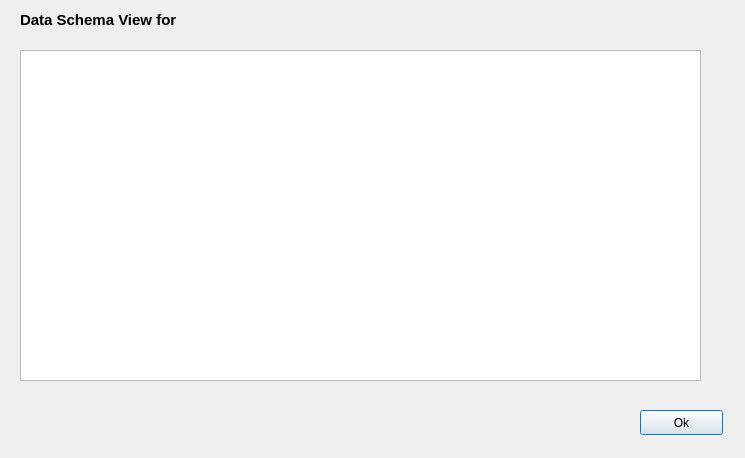
Above: dialogs/ui/dataschemadialog.ui from sparqlunicorn/sparqlunicornGoesGIS before the change. Below: the same form after it.
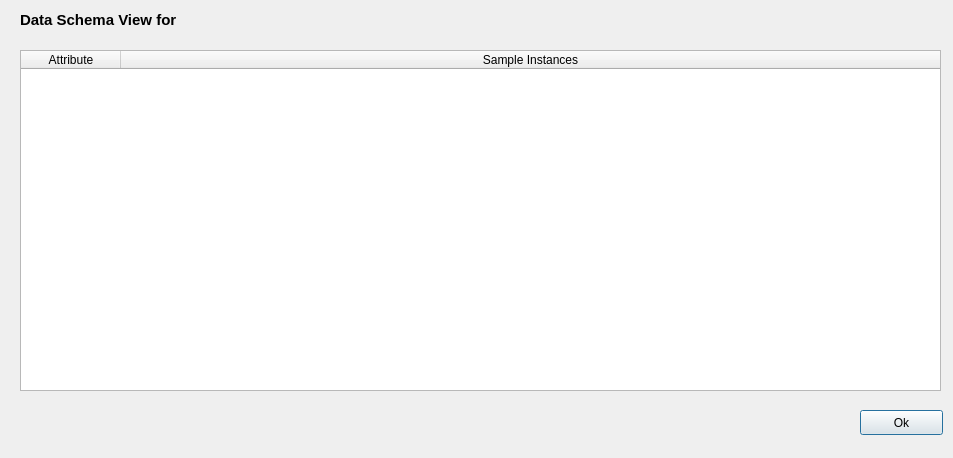
That is the form after the change.

Patch:
```diff
--- a/dialogs/ui/dataschemadialog.ui
+++ b/dialogs/ui/dataschemadialog.ui
@@ -6,7 +6,7 @@
    <rect>
     <x>0</x>
     <y>0</y>
-    <width>745</width>
+    <width>953</width>
     <height>458</height>
    </rect>
   </property>
@@ -16,7 +16,7 @@
   <widget class="QPushButton" name="okButton">
    <property name="geometry">
     <rect>
-     <x>640</x>
+     <x>860</x>
      <y>410</y>
      <width>83</width>
      <height>25</height>
@@ -69,18 +69,46 @@
     <bool>true</bool>
    </property>
   </widget>
-  <widget class="QListWidget" name="dataSchemaTableView">
+  <widget class="QTableWidget" name="dataSchemaTableView">
    <property name="geometry">
     <rect>
      <x>20</x>
      <y>50</y>
-     <width>681</width>
-     <height>331</height>
+     <width>921</width>
+     <height>341</height>
     </rect>
    </property>
    <property name="alternatingRowColors">
     <bool>true</bool>
    </property>
+   <property name="sortingEnabled">
+    <bool>true</bool>
+   </property>
+   <attribute name="horizontalHeaderCascadingSectionResizes">
+    <bool>true</bool>
+   </attribute>
+   <attribute name="horizontalHeaderStretchLastSection">
+    <bool>true</bool>
+   </attribute>
+   <attribute name="verticalHeaderCascadingSectionResizes">
+    <bool>true</bool>
+   </attribute>
+   <attribute name="verticalHeaderShowSortIndicator" stdset="0">
+    <bool>false</bool>
+   </attribute>
+   <attribute name="verticalHeaderStretchLastSection">
+    <bool>false</bool>
+   </attribute>
+   <column>
+    <property name="text">
+     <string>Attribute</string>
+    </property>
+   </column>
+   <column>
+    <property name="text">
+     <string>Sample Instances</string>
+    </property>
+   </column>
   </widget>
  </widget>
  <resources/>
```
Left out of the diff: 3 changed lines with no effect on the pictures.
